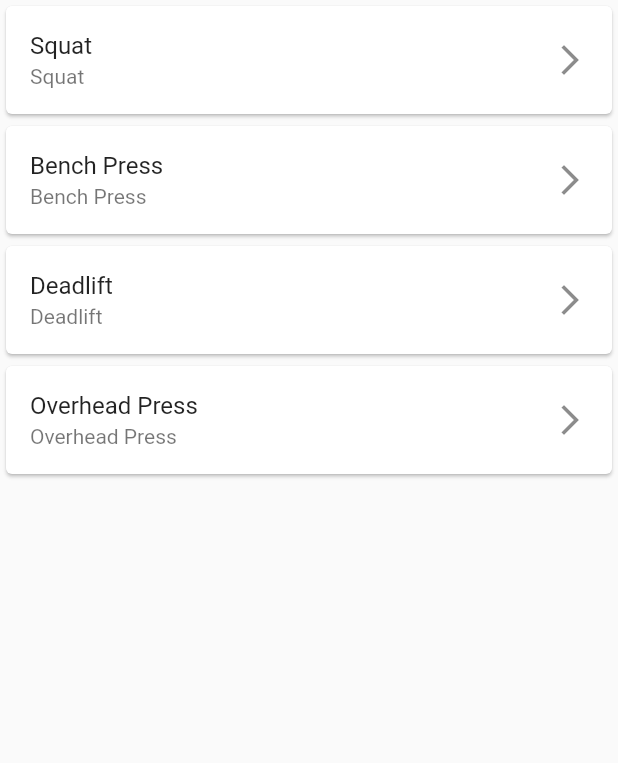
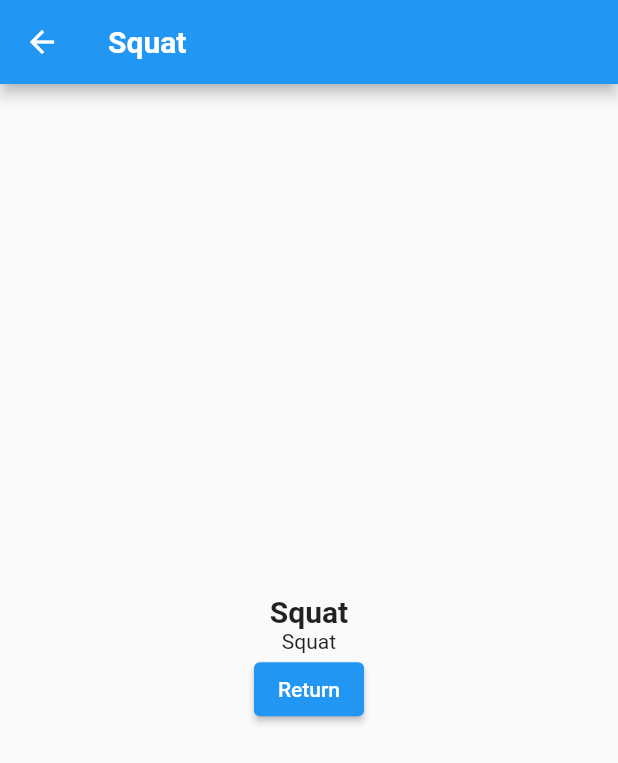
Before and after one commit to dmitrii-cernev/Seqxercise, a Flutter app: the ExerciseScreen screen opened directly, after a tap on "Squat", on a phone screen of 412 x 824 dp. Shown: the top 763 px of the screen. Run offline on Flutter 3.47's test engine with Material 2 defaults, Android fonts, the phone set to English and light mode, and no system bars.

Commit message:
add detailed view for exercises

```diff
--- a/lib/screen/exercise_screen.dart
+++ b/lib/screen/exercise_screen.dart
@@ -26,6 +26,14 @@ ListView getListViewWidget() {
           trailing: const Icon(Icons.arrow_forward_ios),
           onTap: () {
             debugPrint('${getExercises()[index].name} was tapped');
+            Navigator.push(
+              context,
+              MaterialPageRoute(
+                builder: (context) => ExerciseDetailedInfoScreen(
+                  exercise: getExercises()[index],
+                ),
+              ),
+            );
           },
         ),
       );
@@ -53,3 +61,38 @@ List<Exercise> getExercises() {
     ),
   ];
 }
+
+class ExerciseDetailedInfoScreen extends StatelessWidget {
+  final Exercise exercise;
+
+  const ExerciseDetailedInfoScreen({Key? key, required this.exercise})
+      : super(key: key);
+
+  @override
+  Widget build(BuildContext context) {
+    //show the exercise name and description and a return button
+    return Scaffold(
+      appBar: AppBar(
+        title: Text(exercise.name,
+            style: const TextStyle(fontSize: 20, fontWeight: FontWeight.bold)),
+      ),
+      body: Center(
+        child: Column(
+          mainAxisAlignment: MainAxisAlignment.center,
+          children: [
+            Text(exercise.name,
+                style:
+                    const TextStyle(fontSize: 20, fontWeight: FontWeight.bold)),
+            Text(exercise.description),
+            ElevatedButton(
+              onPressed: () {
+                Navigator.pop(context);
+              },
+              child: const Text('Return'),
+            ),
+          ],
+        ),
+      ),
+    );
+  }
+}
```
